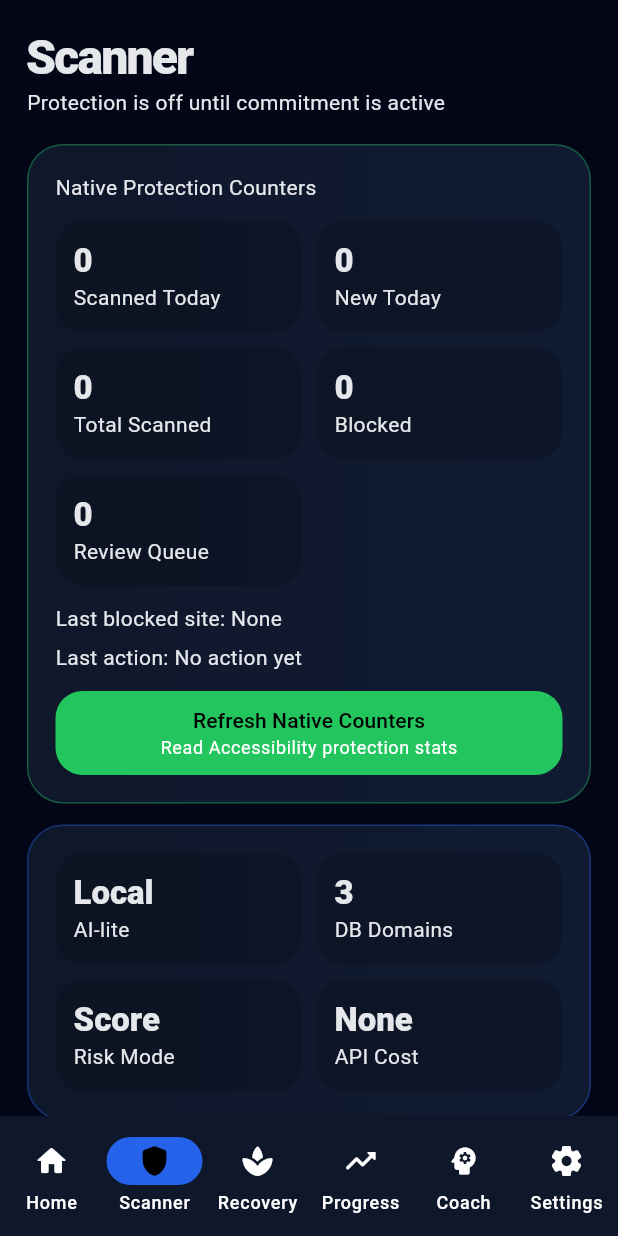
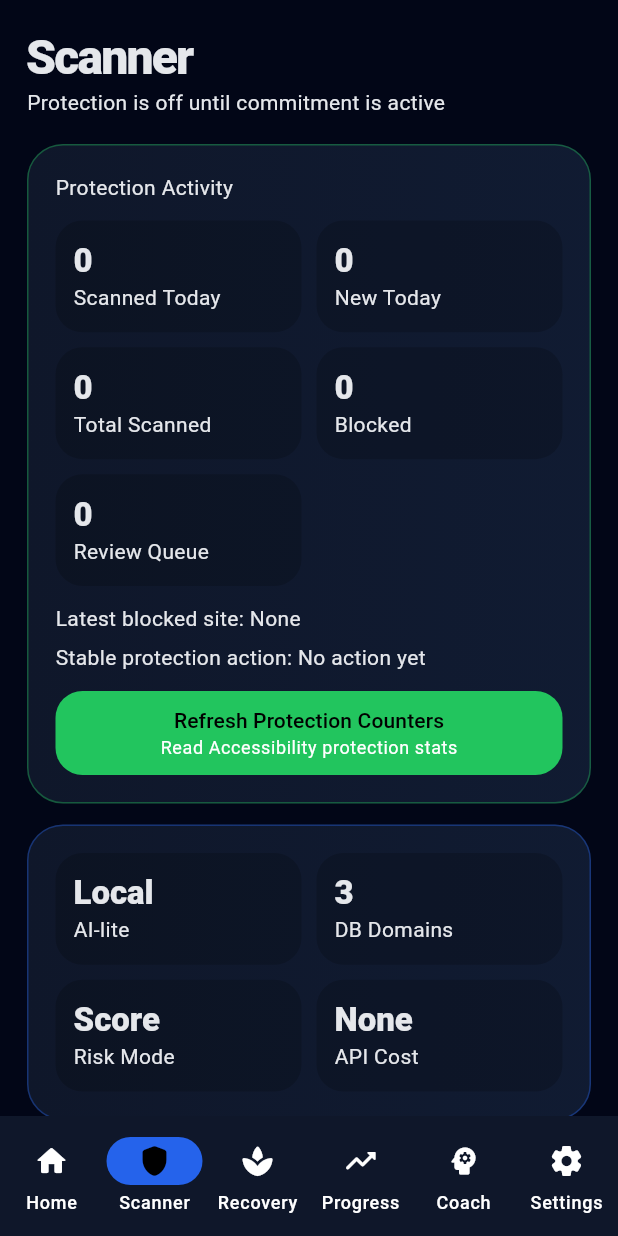
Before and after one commit to kgauwelotshidiso-sketch/focus-shield-2, a Flutter app: the screen it shows after launch, item 2 of the bottom bar chosen, on a phone screen of 412 x 824 dp. Run offline on Flutter 3.47's test engine with Material 3 defaults, Android fonts, the phone set to English and light mode, and no system bars; our stand-ins replace sqflite; accounts and stored records are empty.

Commit message:
Phase 6G dashboard polish and stable protection action

```diff
--- a/focus_shield_android/lib/presentation/screens/progress_screen.dart
+++ b/focus_shield_android/lib/presentation/screens/progress_screen.dart
@@ -66,7 +66,7 @@ class ProgressScreen extends StatelessWidget {
           ),
         ),
         NativeProtectionCountersCard(
-          title: 'Native Protection Counters',
+          title: 'Protection Activity',
           commitmentLabel: state.commitmentSet
               ? '${state.commitmentDaysRemaining} days left'
               : 'Not set',
--- a/focus_shield_android/lib/presentation/screens/scanner_screen.dart
+++ b/focus_shield_android/lib/presentation/screens/scanner_screen.dart
@@ -103,7 +103,7 @@ class _ScannerScreenState extends State<ScannerScreen> {
         ),
         const SizedBox(height: 18),
         NativeProtectionCountersCard(
-          title: 'Native Protection Counters',
+          title: 'Protection Activity',
           reviewQueueCount: _unknownReviewQueue.length,
           showControls: true,
         ),
@@ -125,7 +125,7 @@ class _ScannerScreenState extends State<ScannerScreen> {
           child: Column(
             crossAxisAlignment: CrossAxisAlignment.start,
             children: [
-              const Text('AI-lite Website Scanner'),
+              const Text('Testing Tools — Manual AI-lite Scanner'),
               const SizedBox(height: 8),
               const Text(
                 'Local classifier checks saved blocklist, risk signals, domain shape, category, and confidence.',
@@ -235,7 +235,7 @@ class _ScannerScreenState extends State<ScannerScreen> {
         ShieldCard(
           borderColor: AppTheme.secondary,
           child: const Text(
-            'Manual scanner remains available for testing. Real scanned, new, total, and blocked counters now come from native Accessibility detection.',
+            'Testing tools remain available below. Real scanned, new, total, and blocked counters now come from native Accessibility detection.',
           ),
         ),
       ],
--- a/focus_shield_android/lib/presentation/widgets/latest_blocked_site_card.dart
+++ b/focus_shield_android/lib/presentation/widgets/latest_blocked_site_card.dart
@@ -54,6 +54,16 @@ class _LatestBlockedSiteCardState extends State<LatestBlockedSiteCard> {
         _value('lastDomain').isNotEmpty;
   }
 
+  String get _stableAction {
+    final action = _value('lastAction', fallback: '-');
+
+    if (action == 'blocklist_synced' && _hasBlockedSite) {
+      return 'opened_intervention';
+    }
+
+    return action;
+  }
+
   @override
   Widget build(BuildContext context) {
     if (_loading) {
@@ -69,7 +79,7 @@ class _LatestBlockedSiteCardState extends State<LatestBlockedSiteCard> {
         child: Column(
           crossAxisAlignment: CrossAxisAlignment.start,
           children: [
-            const Text('Last blocked site'),
+            const Text('Latest blocked site'),
             const SizedBox(height: 8),
             const Text('No blocked site recorded yet.'),
             if (widget.showControls) ...[
@@ -89,23 +99,22 @@ class _LatestBlockedSiteCardState extends State<LatestBlockedSiteCard> {
     final category = _value('lastCategory', fallback: 'unknown');
     final score = _value('lastScore', fallback: '0');
     final packageName = _value('lastPackage', fallback: '-');
-    final action = _value('lastAction', fallback: '-');
 
     return ShieldCard(
       borderColor: AppTheme.danger,
       child: Column(
         crossAxisAlignment: CrossAxisAlignment.start,
         children: [
-          const Text('Last blocked site'),
+          const Text('Latest blocked site'),
           const SizedBox(height: 8),
           Text('Domain: $domain'),
           Text('Category: $category'),
           Text('Risk score: $score/100'),
           Text('Source: $packageName'),
-          Text('Last action: $action'),
+          Text('Stable protection action: $_stableAction'),
           const SizedBox(height: 10),
           const Text(
-            'Focus Shield detected and interrupted this site through Accessibility.',
+            'Focus Shield detected this site and opened the intervention system.',
           ),
           if (widget.showControls) ...[
             const SizedBox(height: 12),
--- a/focus_shield_android/lib/presentation/widgets/native_protection_counters_card.dart
+++ b/focus_shield_android/lib/presentation/widgets/native_protection_counters_card.dart
@@ -71,6 +71,16 @@ class _NativeProtectionCountersCardState
     return AppTheme.primary;
   }
 
+  String get _stableAction {
+    final action = _value('lastAction', fallback: 'No action yet');
+
+    if (action == 'blocklist_synced' && _hasBlocked) {
+      return 'opened_intervention';
+    }
+
+    return action;
+  }
+
   @override
   Widget build(BuildContext context) {
     final items = <String, String>{
@@ -97,15 +107,15 @@ class _NativeProtectionCountersCardState
           const SizedBox(height: 12),
           StatGrid(items: items),
           const SizedBox(height: 12),
-          Text('Last blocked site: ${_value('lastDomain', fallback: 'None')}'),
+          Text(
+            'Latest blocked site: ${_value('lastDomain', fallback: 'None')}',
+          ),
           const SizedBox(height: 6),
-          Text(
-            'Last action: ${_value('lastAction', fallback: 'No action yet')}',
-          ),
+          Text('Stable protection action: $_stableAction'),
           if (widget.showControls) ...[
             const SizedBox(height: 12),
             ActionButton(
-              label: 'Refresh Native Counters',
+              label: 'Refresh Protection Counters',
               subtitle: 'Read Accessibility protection stats',
               onPressed: _refresh,
             ),
@@ -178,6 +188,8 @@ class _NativeHomeProtectionSummaryCardState
       child: Column(
         crossAxisAlignment: CrossAxisAlignment.start,
         children: [
+          const Text('Protection Active'),
+          const SizedBox(height: 12),
           StatGrid(
             items: {
               'Commitment': widget.commitmentLabel,
@@ -191,7 +203,9 @@ class _NativeHomeProtectionSummaryCardState
             },
           ),
           const SizedBox(height: 12),
-          Text('Last blocked site: ${_value('lastDomain', fallback: 'None')}'),
+          Text(
+            'Latest blocked site: ${_value('lastDomain', fallback: 'None')}',
+          ),
         ],
       ),
     );
```
Also changed, not shown: focus_shield_android/lib/presentation/screens/accessibility_detection_screen.dart (+15 -4 lines), focus_shield_android/lib/presentation/screens/home_screen.dart (+0 -7 lines), focus_shield_android/lib/presentation/widgets/protection_chain_status_card.dart (+58 -20 lines), 2 other files.
